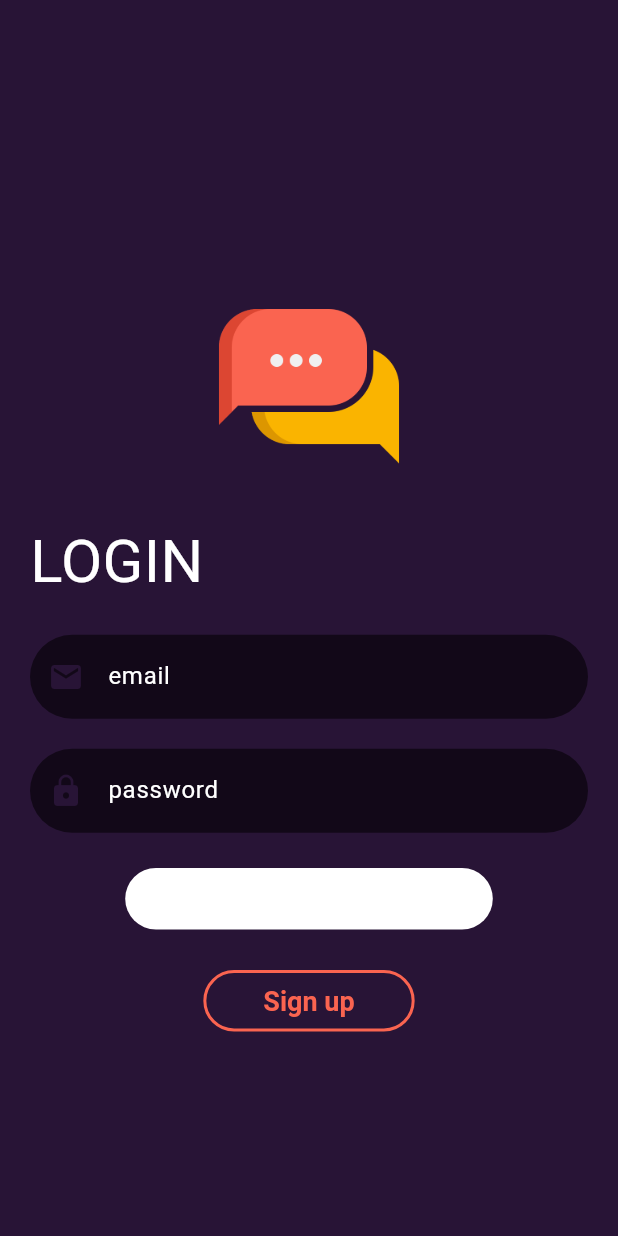
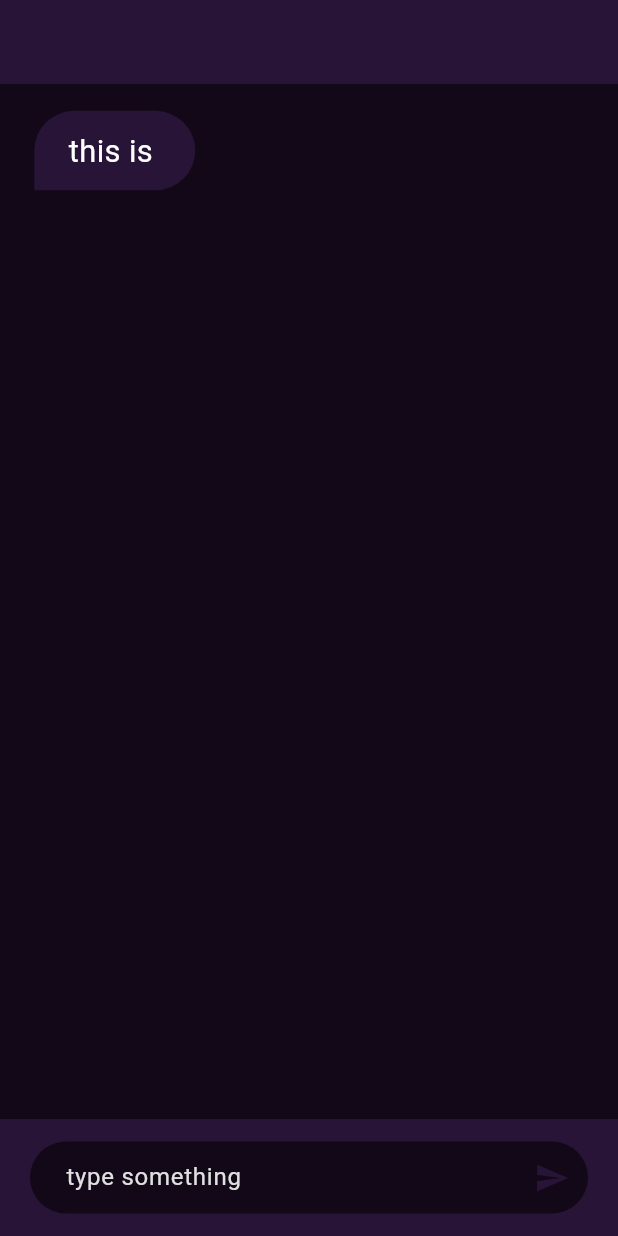
Before and after one commit to badr-elsawi/messengy, a Flutter app: the screen it shows after launch, on a phone screen of 412 x 824 dp. Run offline on Flutter 3.47's test engine with Material 2 defaults, Android fonts, the phone set to English and light mode, and no system bars; our stand-ins replace bloc, cloud_firestore, firebase_auth, firebase_core, flutter_bloc, flutter_screenutil and 2 more; accounts and stored records are empty.

Commit message:
add send messege function

```diff
--- a/lib/cubit/chat_states.dart
+++ b/lib/cubit/chat_states.dart
@@ -1,5 +1,6 @@
 abstract class ChatStates {}
 class ChatInitialState extends ChatStates {}
+// ************************************************************
 class CreateUserSuccessState extends ChatStates {}
 class WeekPasswordState extends ChatStates {
   WeekPasswordState(String error);
@@ -10,3 +11,7 @@ class EmailInUseState extends ChatStates {
 class CreateUserErrorState extends ChatStates {
   CreateUserErrorState(String error);
 }
+// ***************************************************************
+class LoginSuccessState extends ChatStates {}
+class LoginWrongPasswordState extends ChatStates {}
+class LoginNoUserState extends ChatStates {}
--- a/lib/main.dart
+++ b/lib/main.dart
@@ -1,12 +1,13 @@
 import 'package:flutter/material.dart';
 import 'package:flutter_bloc/flutter_bloc.dart';
+import 'package:flutter_screenutil/flutter_screenutil.dart';
 import 'package:messengy/cubit/chat_cubit.dart';
+import 'package:messengy/screens/chat_screen/chat_screen.dart';
 import 'package:messengy/screens/login_screen/login_screen.dart';
 import 'package:messengy/shared/cubit/app_cubit.dart';
 import 'package:messengy/shared/cubit/app_states.dart';
 import 'package:messengy/shared/styles/styles.dart';
 import 'package:firebase_core/firebase_core.dart';
-
 
 void main() async {
   WidgetsFlutterBinding.ensureInitialized();
@@ -24,14 +25,21 @@ class MyApp extends StatelessWidget {
         BlocProvider(create: (BuildContext context) => AppCubit()),
         BlocProvider(create: (BuildContext context) => ChatCubit()),
       ],
-      child: BlocConsumer<AppCubit,AppStates>(
-        listener: (context,state) {},
-        builder: (context,state) {
-          return MaterialApp(
-            debugShowCheckedModeBanner: false,
-            title: 'messengy',
-            theme: darkTheme,
-            home: LoginScreen(),
+      child: BlocConsumer<AppCubit, AppStates>(
+        listener: (context, state) {},
+        builder: (context, state) {
+          return ScreenUtilInit(
+            designSize: const Size(360, 690),
+            minTextAdapt: true,
+            splitScreenMode: true,
+            builder: (context, child) {
+              return MaterialApp(
+                debugShowCheckedModeBanner: false,
+                title: 'messengy',
+                theme: darkTheme,
+                home: ChatScreen(),
+              );
+            },
           );
         },
       ),
--- /dev/null
+++ b/lib/screens/chat_screen/chat_screen.dart
@@ -0,0 +1,61 @@
+import 'package:flutter/material.dart';
+import 'package:flutter_bloc/flutter_bloc.dart';
+import 'package:flutter_screenutil/flutter_screenutil.dart';
+import 'package:messengy/cubit/chat_cubit.dart';
+import 'package:messengy/cubit/chat_states.dart';
+import 'package:messengy/shared/components/chat_bubble.dart';
+import '../../shared/components/text_input.dart';
+
+class ChatScreen extends StatelessWidget {
+  var message = TextEditingController();
+
+  @override
+  Widget build(BuildContext context) {
+    var cubit = ChatCubit.get(context);
+    return BlocConsumer<ChatCubit, ChatStates>(
+      listener: (context, state) {},
+      builder: (context, state) {
+        return Scaffold(
+          backgroundColor: Color(0xff120818),
+          appBar: AppBar(),
+          body: ListView.separated(
+            padding: EdgeInsetsDirectional.symmetric(
+                vertical: 10.h, horizontal: 20.w),
+            itemBuilder: (context, index) => ChatBubble(
+              isYou: index % 2 == 0 ? false : true,
+              text: 'this is ',
+            ),
+            separatorBuilder: (context, index) => SizedBox(height: 10.h),
+            itemCount: 1,
+          ),
+          bottomSheet: Container(
+            padding: EdgeInsets.symmetric(
+              vertical: 15,
+              horizontal: 20,
+            ),
+            width: double.infinity,
+            color: Theme.of(context).scaffoldBackgroundColor,
+            child: MyTextInput(
+              controller: message,
+              style: TextStyle(color: Colors.white),
+              hintText: 'type something',
+              errorHint: 'email is required',
+              suffix: IconButton(
+                onPressed: () {
+                  // cubit.sendMessege(
+                  //   messege: message.text,
+                  //   time: DateTime.now().day.toString(),
+                  // );
+                  // message.clear();
+                  cubit.getMesseges();
+                },
+                icon: Icon(Icons.send),
+              ),
+              maxLines: 5,
+            ),
+          ),
+        );
+      },
+    );
+  }
+}
--- /dev/null
+++ b/lib/shared/components/chat_bubble.dart
@@ -0,0 +1,40 @@
+import 'package:flutter/material.dart';
+import 'package:flutter_screenutil/flutter_screenutil.dart';
+
+
+class ChatBubble extends StatelessWidget {
+  bool isYou;
+  String text;
+  ChatBubble({
+    required this.isYou,
+    required this.text,
+});
+
+  @override
+  Widget build(BuildContext context) {
+    return Align(
+      alignment: isYou ? AlignmentDirectional.centerEnd : AlignmentDirectional.centerStart,
+      child: Container(
+        margin: EdgeInsets.symmetric(vertical: 5.h),
+        // alignment: Alignment.center,
+        padding: EdgeInsets.symmetric(
+          horizontal: 20.w,
+          vertical: 10.h,
+        ),
+        decoration: BoxDecoration(
+          color: isYou ? Color(0xffFA6450).withOpacity(0.2) : Color(0xff281436),
+          borderRadius: BorderRadiusDirectional.only(
+            topEnd: Radius.circular(25).w,
+            topStart: Radius.circular(25).w,
+            bottomEnd: isYou ? Radius.circular(0).w : Radius.circular(25).w,
+            bottomStart: isYou ? Radius.circular(25).w : Radius.circular(0).w,
+          ),
+        ),
+        child: Text(
+          text,
+          style: Theme.of(context).textTheme.bodyMedium,
+        ),
+      ),
+    );
+  }
+}
--- a/lib/shared/components/text_input.dart
+++ b/lib/shared/components/text_input.dart
@@ -5,29 +5,46 @@ class MyTextInput extends StatelessWidget {
   TextStyle style;
   String hintText;
   bool obscureText;
-
+  String? errorHint;
   Widget? prefixIcon;
   Widget? suffix;
+  int? maxLines;
+  TextInputType? keyboardType;
+
+
 
   MyTextInput({
     required this.controller,
     required this.style,
     required this.hintText,
+    this.errorHint,
     this.prefixIcon,
     this.suffix,
     this.obscureText = false,
+    this.maxLines = 1,
+    this.keyboardType = TextInputType.text,
   });
 
   @override
   Widget build(BuildContext context) {
     return TextFormField(
+      maxLines: maxLines,
+
+      minLines: 1,
+      keyboardType: keyboardType,
       controller: controller,
       style: style,
       obscureText: obscureText,
+      validator: (value) {
+        if (value!.isEmpty) {
+          return errorHint == null ? 'field is required' : errorHint;
+        }
+      },
       decoration: InputDecoration(
+
         hintText: hintText,
-        prefixIcon: prefixIcon!,
-        suffix: suffix,
+        prefixIcon: prefixIcon,
+        suffixIcon: suffix,
       ),
     );
   }
--- a/lib/shared/cubit/app_cubit.dart
+++ b/lib/shared/cubit/app_cubit.dart
@@ -1,6 +1,9 @@
 import 'package:bloc/bloc.dart';
+import 'package:flutter_bloc/flutter_bloc.dart';
 import 'package:messengy/shared/cubit/app_states.dart';
 
-class AppCubit extends Cubit<AppStates>{
+class AppCubit extends Cubit<AppStates> {
   AppCubit() : super(AppInitialState());
+
+  static AppCubit get(context) => BlocProvider.of(context);
 }
--- a/lib/shared/styles/styles.dart
+++ b/lib/shared/styles/styles.dart
@@ -1,5 +1,6 @@
 import 'package:flutter/material.dart';
 import 'package:flutter/services.dart';
+import 'package:flutter_screenutil/flutter_screenutil.dart';
 
 ThemeData darkTheme = ThemeData(
   useMaterial3: true,
@@ -13,6 +14,14 @@ ThemeData darkTheme = ThemeData(
     style: elevatedButtonStyle,
   ),
   snackBarTheme: snackBarTheme,
+  textTheme: TextTheme(
+    bodyMedium: bubbleText,
+  ),
+  bottomSheetTheme: BottomSheetThemeData(
+    backgroundColor: Colors.transparent,
+    elevation: 0,
+
+  )
 );
 
 class Values {
@@ -20,13 +29,14 @@ class Values {
 }
 
 InputDecorationTheme inputDecorationTheme = InputDecorationTheme(
-  hintStyle: TextStyle(color: Colors.white),
+  hintStyle: TextStyle(color: Colors.grey[300]),
   filled: true,
   fillColor: Color(0xff120818),
   prefixIconColor: Color(0xff281436),
   iconColor: Color(0xff281436),
   suffixIconColor: Color(0xff281436),
   hoverColor: Colors.red,
+  contentPadding: EdgeInsets.symmetric(horizontal: 20,vertical: 10,),
 
   // Borders **************************************************************
   focusedErrorBorder: OutlineInputBorder(
@@ -112,3 +122,8 @@ SnackBarThemeData snackBarTheme = SnackBarThemeData(
   behavior: SnackBarBehavior.floating,
   shape: RoundedRectangleBorder(borderRadius: BorderRadius.circular(20)),
 );
+
+TextStyle bubbleText = TextStyle(
+  color: Colors.white,
+  fontSize: 18.sp,
+);
--- a/pubspec.yaml
+++ b/pubspec.yaml
@@ -41,6 +41,8 @@ dependencies:
   page_transition: ^2.0.9
   firebase_core:
   firebase_auth:
+  flutter_screenutil:
+  cloud_firestore:
 
 dev_dependencies:
   flutter_test:
```
Also changed, not shown: lib/cubit/chat_cubit.dart (+53 -2 lines), lib/screens/login_screen/login_screen.dart (+39 -9 lines), pubspec.lock, 1 other file.
